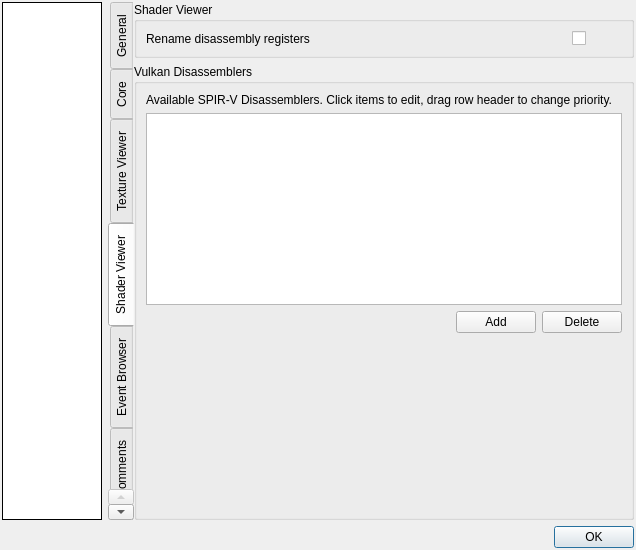
baldurk/renderdoc, file qrenderdoc/Windows/Dialogs/SettingsDialog.ui: the form before one commit.
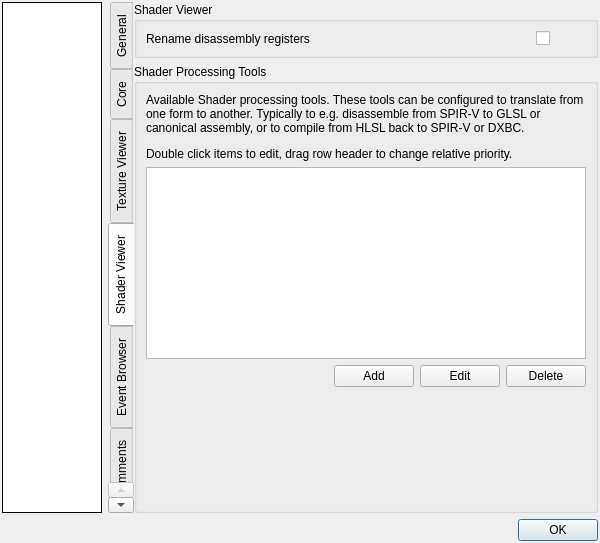
The form after the commit. The open tabs and pages were chosen to show the change. Custom widgets are drawn as their Qt base class.

Commit message: Expand SPIR-V disassemblers to general shader processing tools

The edit to the form file:
```diff
--- a/qrenderdoc/Windows/Dialogs/SettingsDialog.ui
+++ b/qrenderdoc/Windows/Dialogs/SettingsDialog.ui
@@ -73,7 +73,7 @@
       <enum>QTabWidget::West</enum>
      </property>
      <property name="currentIndex">
-      <number>0</number>
+      <number>3</number>
      </property>
      <property name="documentMode">
       <bool>true</bool>
@@ -129,6 +129,12 @@
             <property name="orientation">
              <enum>Qt::Vertical</enum>
             </property>
+            <property name="sizeHint" stdset="0">
+             <size>
+              <width>0</width>
+              <height>0</height>
+             </size>
+            </property>
            </spacer>
           </item>
           <item row="7" column="0">
@@ -699,16 +705,9 @@
           </sizepolicy>
          </property>
          <property name="title">
-          <string>Vulkan Disassemblers</string>
+          <string>Shader Processing Tools</string>
          </property>
          <layout class="QGridLayout" name="gridLayout_4">
-          <item row="0" column="0">
-           <widget class="QLabel" name="label_16">
-            <property name="text">
-             <string>&lt;html&gt;&lt;head/&gt;&lt;body&gt;&lt;p&gt;Available SPIR-V Disassemblers. Click items to edit, drag row header to change priority.&lt;/p&gt;&lt;/body&gt;&lt;/html&gt;</string>
-            </property>
-           </widget>
-          </item>
           <item row="3" column="0" colspan="2">
            <spacer name="verticalSpacer_4">
             <property name="orientation">
@@ -723,9 +722,9 @@
            </spacer>
           </item>
           <item row="1" column="0" colspan="2">
-           <widget class="RDTableWidget" name="disassemblers">
+           <widget class="RDTableWidget" name="shaderTools">
             <property name="editTriggers">
-             <set>QAbstractItemView::AnyKeyPressed|QAbstractItemView::DoubleClicked|QAbstractItemView::EditKeyPressed|QAbstractItemView::SelectedClicked</set>
+             <set>QAbstractItemView::NoEditTriggers</set>
             </property>
             <property name="alternatingRowColors">
              <bool>true</bool>
@@ -766,14 +765,21 @@
              </spacer>
             </item>
             <item>
-             <widget class="QPushButton" name="addDisasm">
+             <widget class="QPushButton" name="addShaderTool">
               <property name="text">
                <string>Add</string>
               </property>
              </widget>
             </item>
             <item>
-             <widget class="QPushButton" name="deleteDisasm">
+             <widget class="QPushButton" name="editShaderTool">
+              <property name="text">
+               <string>Edit</string>
+              </property>
+             </widget>
+            </item>
+            <item>
+             <widget class="QPushButton" name="deleteShaderTool">
               <property name="text">
                <string>Delete</string>
               </property>
@@ -781,6 +787,16 @@
             </item>
            </layout>
           </item>
+          <item row="0" column="0" colspan="2">
+           <widget class="QLabel" name="label_16">
+            <property name="text">
+             <string>&lt;html&gt;&lt;head/&gt;&lt;body&gt;&lt;p&gt;Available Shader processing tools. These tools can be configured to translate from one form to another. Typically to e.g. disassemble from SPIR-V to GLSL or canonical assembly, or to compile from HLSL back to SPIR-V or DXBC.&lt;/p&gt;&lt;p&gt;Double click items to edit, drag row header to change relative priority.&lt;/p&gt;&lt;/body&gt;&lt;/html&gt;</string>
+            </property>
+            <property name="wordWrap">
+             <bool>true</bool>
+            </property>
+           </widget>
+          </item>
          </layout>
         </widget>
        </item>
```
The commit also changes 29 other files.
